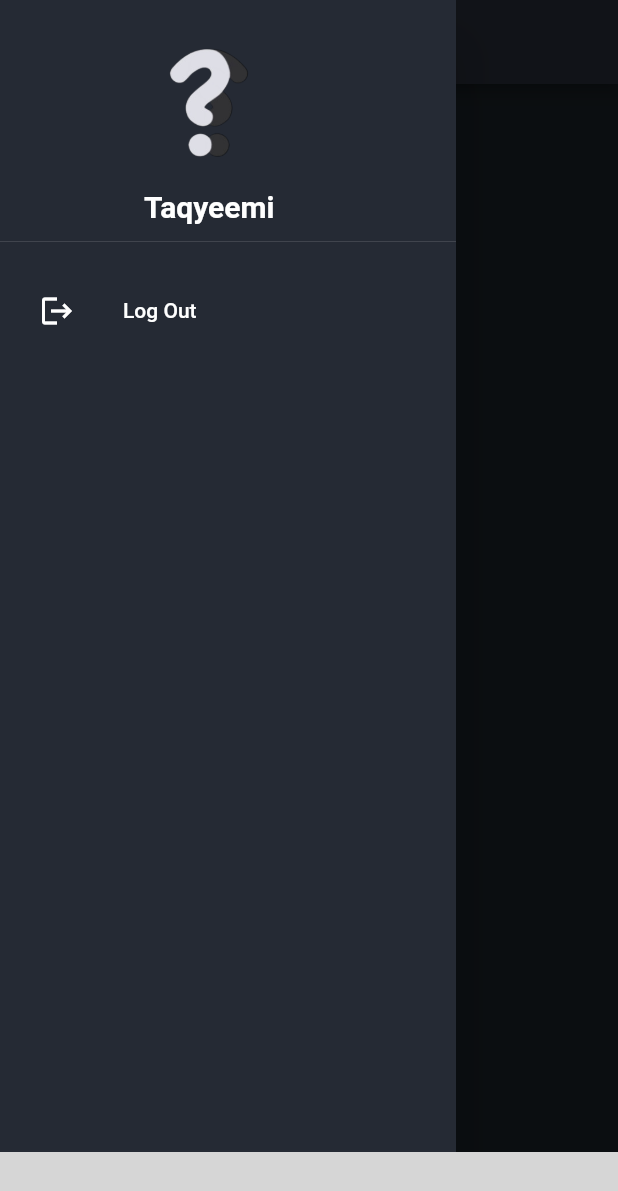
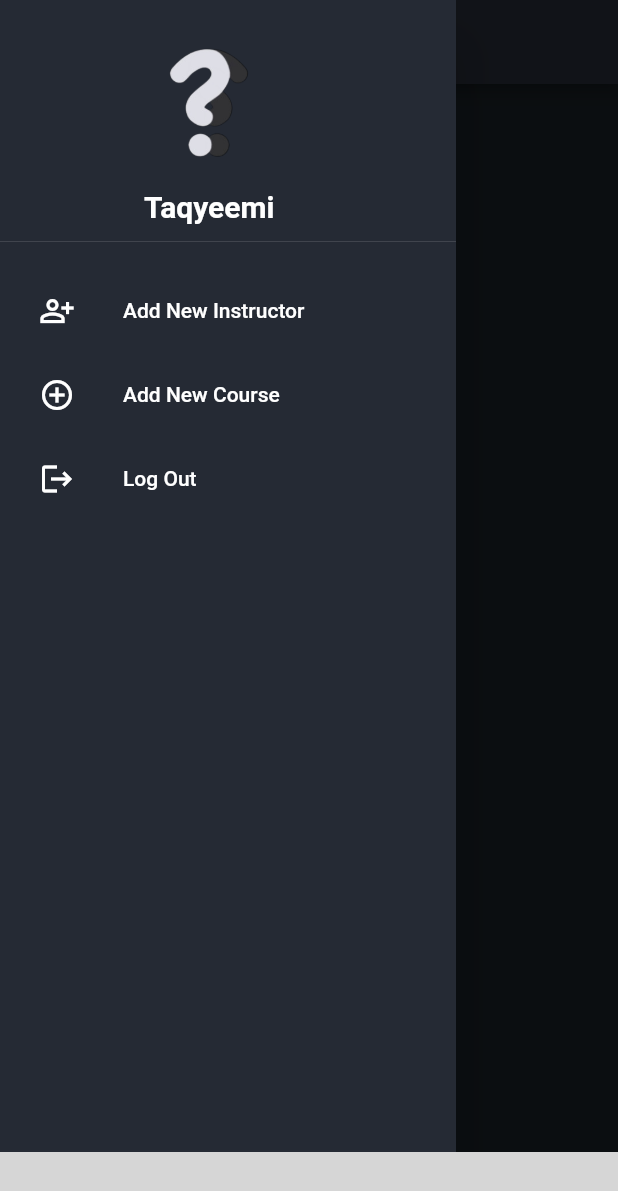
Before and after one commit to Ali-AlDhamen/taqyeemi, a Flutter app: the screen it shows once a user with an empty profile is signed in, with the side drawer open, on a phone screen of 412 x 824 dp. Shown: the top 1191 px of the screen. Run offline on Flutter 3.47's test engine with Material 2 defaults, Android fonts, the phone set to English and light mode, and no system bars; our stand-ins replace awesome_snackbar_content, cloud_firestore, firebase_auth, firebase_core, flutter_riverpod, flutter_spinkit and 1 more; missing offline and left inert: fluid_bottom_nav_bar; accounts and stored records are empty; network calls fail; grey boxes are pictures that could not be loaded.

Commit message:
course and courseComment models created

```diff
--- a/lib/features/home/drawers/navigation_drawer.dart
+++ b/lib/features/home/drawers/navigation_drawer.dart
@@ -1,14 +1,23 @@
-import 'package:firebase_auth/firebase_auth.dart';
 import 'package:flutter/material.dart';
 import 'package:flutter_riverpod/flutter_riverpod.dart';
 
 import '../../auth/controller/auth_controller.dart';
+import '../../course/screens/new_course_screen.dart';
+import '../../instructor/screens/new_instructor_screen.dart';
 
 class AppNavigationDrawer extends ConsumerWidget {
   const AppNavigationDrawer({super.key});
 
   void logout(WidgetRef ref) {
     ref.read(authControllerProvider.notifier).logout();
+  }
+
+  void navigateToNewCourse(BuildContext context) {
+    Navigator.pushNamed(context, NewCourseScreen.routeName);
+  }
+
+  void navigateToNewInstructor(BuildContext context) {
+    Navigator.pushNamed(context, NewInstructorScreen.routeName);
   }
 
   @override
@@ -24,8 +33,8 @@ class AppNavigationDrawer extends ConsumerWidget {
                 const SizedBox(
                   height: 10,
                 ),
-                Padding(
-                  padding: const EdgeInsets.only(right: 25),
+                const Padding(
+                  padding: EdgeInsets.only(right: 25),
                   child: Text(
                     "Taqyeemi",
                     style: TextStyle(
@@ -42,23 +51,15 @@ class AppNavigationDrawer extends ConsumerWidget {
             padding: const EdgeInsets.all(10.0),
             child: Column(
               children: [
-                // make list tiles for instructors , subjects , add new instructor , add new subject , contact us , log out
-
-                // ListTile(
-                //   leading: const Icon(Icons.person_add_alt_outlined),
-                //   title: const Text('Add New Instructor'),
-                //   onTap: () {
-                //     Navigator.pushNamed(
-                //         context, AddNewInstructorScreen.routeName);
-                //   },
-                // ),
-                // ListTile(
-                //   leading: const Icon(Icons.add_circle_outline),
-                //   title: const Text('Add New Course'),
-                //   onTap: () {
-                //     Navigator.pushNamed(context, AddNewCourseScreen.routeName);
-                //   },
-                // ),
+                ListTile(
+                    leading: const Icon(Icons.person_add_alt_outlined),
+                    title: const Text('Add New Instructor'),
+                    onTap: () => navigateToNewInstructor(context)),
+                ListTile(
+                  leading: const Icon(Icons.add_circle_outline),
+                  title: const Text('Add New Course'),
+                  onTap: () => navigateToNewCourse(context),
+                ),
                 // ListTile(
                 //   leading: const Icon(Icons.contact_support_outlined),
                 //   title: const Text('Contact Us'),
--- /dev/null
+++ b/lib/models/course_comment_model.dart
@@ -0,0 +1,98 @@
+import 'dart:convert';
+
+class CourseComment {
+  final String id;
+  final String? comment;
+  final String difficulty;
+  final String grade;
+  final String userId;
+  final String courseId;
+  final DateTime date;
+  CourseComment({
+    required this.id,
+    this.comment,
+    required this.difficulty,
+    required this.grade,
+    required this.userId,
+    required this.courseId,
+    required this.date,
+  });
+
+  CourseComment copyWith({
+    String? id,
+    String? comment,
+    String? difficulty,
+    String? grade,
+    String? userId,
+    String? courseId,
+    DateTime? date,
+  }) {
+    return CourseComment(
+      id: id ?? this.id,
+      comment: comment ?? this.comment,
+      difficulty: difficulty ?? this.difficulty,
+      grade: grade ?? this.grade,
+      userId: userId ?? this.userId,
+      courseId: courseId ?? this.courseId,
+      date: date ?? this.date,
+    );
+  }
+
+  Map<String, dynamic> toMap() {
+    return <String, dynamic>{
+      'id': id,
+      'comment': comment,
+      'difficulty': difficulty,
+      'grade': grade,
+      'userId': userId,
+      'courseId': courseId,
+      'date': date.millisecondsSinceEpoch,
+    };
+  }
+
+  factory CourseComment.fromMap(Map<String, dynamic> map) {
+    return CourseComment(
+      id: map['id'] as String,
+      comment: map['comment'] != null ? map['comment'] as String : null,
+      difficulty: map['difficulty'] as String,
+      grade: map['grade'] as String,
+      userId: map['userId'] as String,
+      courseId: map['courseId'] as String,
+      date: DateTime.fromMillisecondsSinceEpoch(map['date'] as int),
+    );
+  }
+
+  String toJson() => json.encode(toMap());
+
+  factory CourseComment.fromJson(String source) => CourseComment.fromMap(json.decode(source) as Map<String, dynamic>);
+
+  @override
+  String toString() {
+    return 'CourseComment(id: $id, comment: $comment, difficulty: $difficulty, grade: $grade, userId: $userId, courseId: $courseId, date: $date)';
+  }
+
+  @override
+  bool operator ==(covariant CourseComment other) {
+    if (identical(this, other)) return true;
+
+    return
+      other.id == id &&
+      other.comment == comment &&
+      other.difficulty == difficulty &&
+      other.grade == grade &&
+      other.userId == userId &&
+      other.courseId == courseId &&
+      other.date == date;
+  }
+
+  @override
+  int get hashCode {
+    return id.hashCode ^
+      comment.hashCode ^
+      difficulty.hashCode ^
+      grade.hashCode ^
+      userId.hashCode ^
+      courseId.hashCode ^
+      date.hashCode;
+  }
+}
--- /dev/null
+++ b/lib/models/course_model.dart
@@ -0,0 +1,87 @@
+// ignore_for_file: public_member_api_docs, sort_constructors_first
+import 'dart:convert';
+
+import 'package:flutter/foundation.dart';
+
+import 'course_comment_model.dart';
+
+class Course {
+  final String id;
+  final String code;
+  final String name;
+  final int creditHours;
+  final List<CourseComment> comments;
+  Course({
+    required this.id,
+    required this.code,
+    required this.name,
+    required this.creditHours,
+    required this.comments,
+  });
+
+  Course copyWith({
+    String? id,
+    String? code,
+    String? name,
+    int? creditHours,
+    List<CourseComment>? comments,
+  }) {
+    return Course(
+      id: id ?? this.id,
+      code: code ?? this.code,
+      name: name ?? this.name,
+      creditHours: creditHours ?? this.creditHours,
+      comments: comments ?? this.comments,
+    );
+  }
+
+  Map<String, dynamic> toMap() {
+    return <String, dynamic>{
+      'id': id,
+      'code': code,
+      'name': name,
+      'creditHours': creditHours,
+      'comments': comments.map((x) => x.toMap()).toList(),
+    };
+  }
+
+  factory Course.fromMap(Map<String, dynamic> map) {
+    return Course(
+      id: map['id'] as String,
+      code: map['code'] as String,
+      name: map['name'] as String,
+      creditHours: map['creditHours'] as int,
+      comments: List<CourseComment>.from((map['comments'] as List<int>).map<CourseComment>((x) => CourseComment.fromMap(x as Map<String,dynamic>),),),
+    );
+  }
+
+  String toJson() => json.encode(toMap());
+
+  factory Course.fromJson(String source) => Course.fromMap(json.decode(source) as Map<String, dynamic>);
+
+  @override
+  String toString() {
+    return 'Course(id: $id, code: $code, name: $name, creditHours: $creditHours, comments: $comments)';
+  }
+
+  @override
+  bool operator ==(covariant Course other) {
+    if (identical(this, other)) return true;
+
+    return
+      other.id == id &&
+      other.code == code &&
+      other.name == name &&
+      other.creditHours == creditHours &&
+      listEquals(other.comments, comments);
+  }
+
+  @override
+  int get hashCode {
+    return id.hashCode ^
+      code.hashCode ^
+      name.hashCode ^
+      creditHours.hashCode ^
+      comments.hashCode;
+  }
+}
```
Also changed, not shown: lib/features/course/repository/course_repository.dart (added, +22 -0 lines), lib/features/course/screens/new_course_screen.dart (+6 -1 lines), lib/features/instructor/screens/new_instructor_screen.dart (+6 -1 lines).
